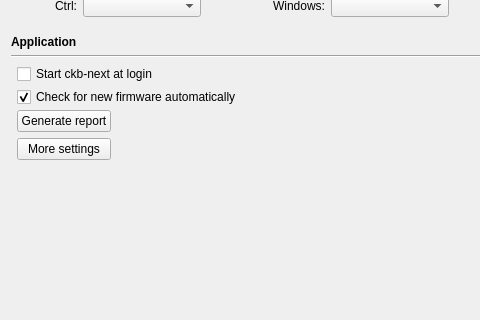
Before: the Qt Designer form src/gui/settingswidget.ui in ckb-next/ckb-next, drawn with Qt 5; both pictures show x 0 to 480 and y 165 to 485 of the 827 by 654 pixel window.
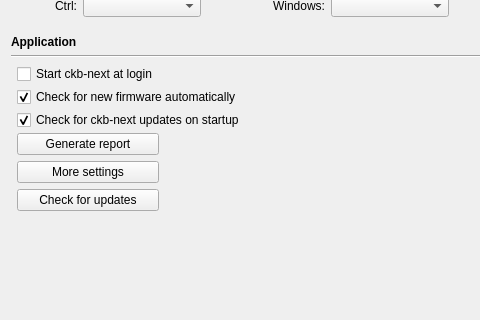
After: the same form once the commit is applied.

```diff
--- a/src/gui/settingswidget.ui
+++ b/src/gui/settingswidget.ui
@@ -407,6 +407,16 @@
            </property>
           </widget>
          </item>
+         <item>
+          <widget class="QCheckBox" name="autoUpdBox">
+           <property name="text">
+            <string>Check for ckb-next updates on startup</string>
+           </property>
+           <property name="checked">
+            <bool>true</bool>
+           </property>
+          </widget>
+         </item>
         </layout>
        </item>
        <item>
@@ -445,6 +455,31 @@
            </property>
           </widget>
          </item>
+         <item>
+          <widget class="QPushButton" name="pushButton_2">
+           <property name="sizePolicy">
+            <sizepolicy hsizetype="Fixed" vsizetype="Minimum">
+             <horstretch>0</horstretch>
+             <verstretch>0</verstretch>
+            </sizepolicy>
+           </property>
+           <property name="minimumSize">
+            <size>
+             <width>142</width>
+             <height>0</height>
+            </size>
+           </property>
+           <property name="baseSize">
+            <size>
+             <width>142</width>
+             <height>0</height>
+            </size>
+           </property>
+           <property name="text">
+            <string>Check for updates</string>
+           </property>
+          </widget>
+         </item>
         </layout>
        </item>
        <item>
```
